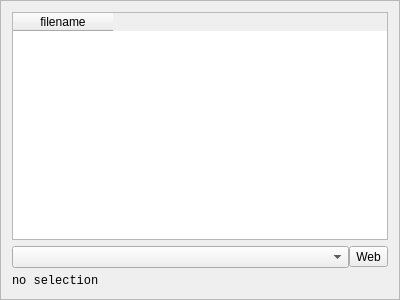
Old version of the form Source/GUI/Qt/sheetview.ui in the repository beppec56/MediaInfo-git_svn.
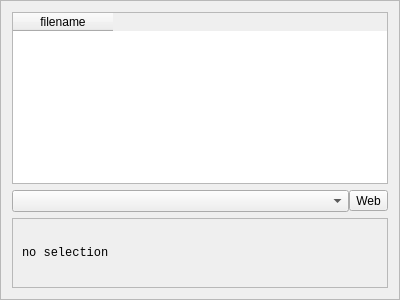
New version of the form.

```diff
--- a/Source/GUI/Qt/sheetview.ui
+++ b/Source/GUI/Qt/sheetview.ui
@@ -59,6 +59,24 @@
     </layout>
    </item>
    <item>
+    <widget class="QScrollArea" name="scrollArea">
+     <property name="horizontalScrollBarPolicy">
+      <enum>Qt::ScrollBarAlwaysOff</enum>
+     </property>
+     <property name="widgetResizable">
+      <bool>true</bool>
+     </property>
+     <widget class="QWidget" name="scrollAreaWidgetContents">
+      <property name="geometry">
+       <rect>
+        <x>0</x>
+        <y>0</y>
+        <width>378</width>
+        <height>82</height>
+       </rect>
+      </property>
+      <layout class="QVBoxLayout" name="verticalLayout_2">
+       <item>
     <widget class="QLabel" name="label">
      <property name="font">
       <font>
@@ -68,6 +86,13 @@
      <property name="text">
       <string>no selection</string>
      </property>
+         <property name="wordWrap">
+          <bool>true</bool>
+         </property>
+        </widget>
+       </item>
+      </layout>
+     </widget>
     </widget>
    </item>
   </layout>
```
Lines whose indentation alone changed are shown as unchanged.
